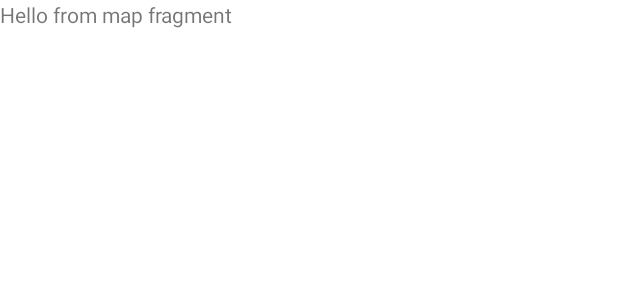
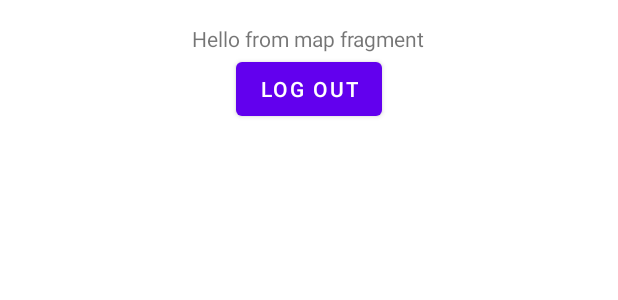
Before and after one commit to brighamandersen/cs240, an Android app: the layout fragment_map.xml on its own in the app's theme, with its tools: preview values and no code run, on a phone screen of 412 x 824 dp. Shown: the top 300 px of the screen. Run offline under Robolectric (Android 15) with nearby library versions, the phone set to English and light mode, and no system bars.

Commit message:
Effectively switched between login and map fragments

```diff
--- a/FamilyMapClient/app/src/main/java/edu/byu/cs240/familymapclient/net/RegisterTask.java
+++ /dev/null
@@ -1,4 +0,0 @@
-package edu.byu.cs240.familymapclient.net;
-
-public class RegisterTask {
-}
--- a/FamilyMapClient/app/src/main/res/layout/activity_main.xml
+++ b/FamilyMapClient/app/src/main/res/layout/activity_main.xml
@@ -3,4 +3,5 @@
     xmlns:tools="http://schemas.android.com/tools"
     android:layout_width="match_parent"
     android:layout_height="match_parent"
-    tools:context="edu.byu.cs240.familymapclient.ui.MainActivity" />
+    tools:context="edu.byu.cs240.familymapclient.ui.MainActivity"
+    android:id="@+id/mainActivityFrameLayout" />
--- a/FamilyMapClient/app/src/main/res/layout/fragment_entry.xml
+++ b/FamilyMapClient/app/src/main/res/layout/fragment_login.xml
@@ -6,7 +6,7 @@
     android:layout_margin="16dp"
     android:divider="@color/black"
     android:orientation="vertical"
-    tools:context=".ui.EntryFragment">
+    tools:context=".ui.LoginFragment">
 
     <LinearLayout
         android:layout_width="fill_parent"
@@ -201,6 +201,7 @@
         >
 
         <Button
+            android:id="@+id/btLogin"
             android:layout_width="wrap_content"
             android:layout_height="wrap_content"
             android:layout_gravity="center"
@@ -208,6 +209,7 @@
             android:layout_margin="5dp" />
 
         <Button
+            android:id="@+id/btRegister"
             android:layout_width="wrap_content"
             android:layout_height="wrap_content"
             android:layout_gravity="center"
@@ -216,5 +218,4 @@
 
     </LinearLayout>
 
-
 </LinearLayout>
--- a/FamilyMapClient/app/src/main/res/layout/fragment_map.xml
+++ b/FamilyMapClient/app/src/main/res/layout/fragment_map.xml
@@ -1,14 +1,23 @@
 <?xml version="1.0" encoding="utf-8"?>
-<FrameLayout xmlns:android="http://schemas.android.com/apk/res/android"
+<LinearLayout xmlns:android="http://schemas.android.com/apk/res/android"
     xmlns:tools="http://schemas.android.com/tools"
     android:layout_width="match_parent"
     android:layout_height="match_parent"
+    android:layout_margin="16dp"
+    android:orientation="vertical"
     tools:context=".ui.MapFragment">
 
-    <!-- TODO: Update blank fragment layout -->
     <TextView
-        android:layout_width="match_parent"
-        android:layout_height="match_parent"
+        android:layout_width="wrap_content"
+        android:layout_height="wrap_content"
+        android:layout_gravity="center_horizontal"
         android:text="@string/map_fragment_placeholder" />
 
-</FrameLayout>
+    <Button
+        android:id="@+id/btLogout"
+        android:layout_width="wrap_content"
+        android:layout_height="wrap_content"
+        android:layout_gravity="center_horizontal"
+        android:text="@string/logout_button" />
+
+</LinearLayout>
--- a/FamilyMapClient/app/src/main/res/values/strings.xml
+++ b/FamilyMapClient/app/src/main/res/values/strings.xml
@@ -1,7 +1,5 @@
 <resources>
     <string name="app_name">Family Map</string>
-    <!-- TODO: Remove or change this placeholder text -->
-    <string name="login_fragment_placeholder">Hello from login fragment</string>
     <!-- TODO: Remove or change this placeholder text -->
     <string name="map_fragment_placeholder">Hello from map fragment</string>
     <string name="server_host_label">Server Host:</string>
@@ -23,4 +21,5 @@
     <string name="female_radio">Female</string>
     <string name="login_button">LOG IN</string>
     <string name="register_button">REGISTER</string>
+    <string name="logout_button">LOG OUT</string>
 </resources>
```
Also changed, not shown: FamilyMapClient/app/src/main/java/edu/byu/cs240/familymapclient/ui/EntryFragment.java (deleted, +0 -66 lines), FamilyMapClient/app/src/main/java/edu/byu/cs240/familymapclient/ui/LoginFragment.java (added, +45 -0 lines), FamilyMapClient/app/src/main/java/edu/byu/cs240/familymapclient/ui/MainActivity.java (+20 -8 lines), FamilyMapClient/app/src/main/java/edu/byu/cs240/familymapclient/ui/MapFragment.java (+19 -47 lines).
